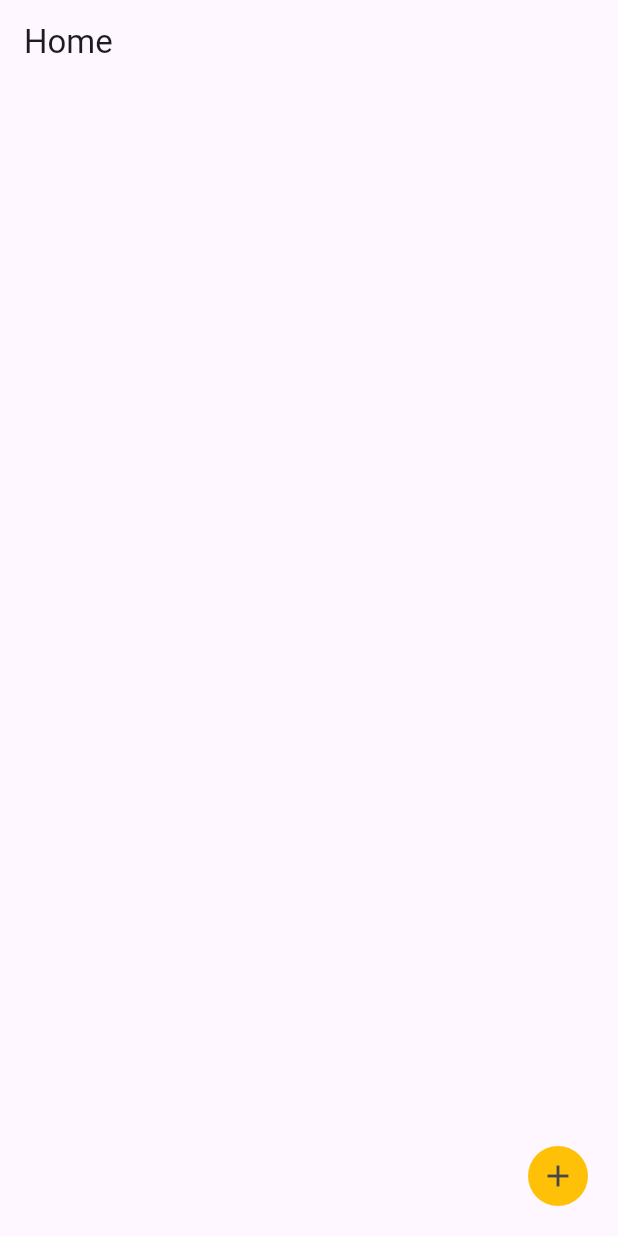
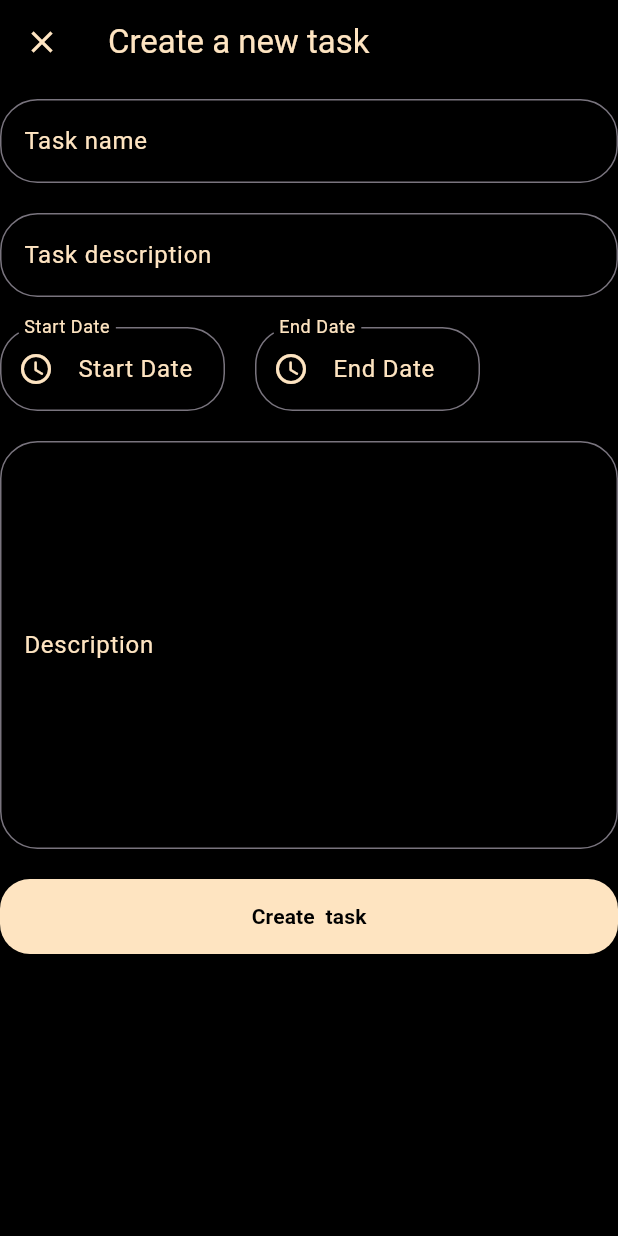
Before and after one commit to ohlegs/todo_app, a Flutter app: the screen it shows after launch, after a tap on the "add" icon, on a phone screen of 412 x 824 dp. Run offline on Flutter 3.47's test engine with Material 2 defaults, Android fonts, the phone set to English and light mode, and no system bars; our stand-ins replace bloc, flutter_bloc, hive_flutter; accounts and stored records are empty.

Commit message:
added CRUD, new list item, create new scree

```diff
--- a/lib/core/data/DBController.dart
+++ b/lib/core/data/DBController.dart
@@ -3,47 +3,49 @@ import 'package:project/core/data/model/Task.dart';
 import 'package:project/core/domain/DBControler_abstr.dart';
 export 'DBController.dart';
 
-DBController dbController = DBController();
+DBControllerImplements dbControllerImplements = DBControllerImplements();
 
-class DBController implements DBController_abstr {
-  Box<Task>? _box;
-
-  @override
-  Future<void> init() async {
-    await Hive.initFlutter();
-    Hive.registerAdapter(TaskAdapter());
-    _box = await Hive.openBox('tasks');
-  }
-
+class DBControllerImplements implements DBController_abstr {
   @override
   Future<void> close() async {
-    await _box?.close();
+    final box = await Hive.openBox<Task>('tasks');
+    await box.close();
   }
 
   @override
   Future<void> create(Task data) async {
-    await _box?.add(data);
+    final box = await Hive.openBox<Task>('tasks');
+    await box.add(data);
+    await box.close();
   }
 
   @override
   Future<Task?> read(int key) async {
-    final value = await _box?.get(key);
+    final box = await Hive.openBox<Task>('tasks');
+    final value = box.get(key);
+    await box.close();
     return value;
   }
 
   @override
   Future<List<Task>> getAll() async {
-    final value = _box?.values.toList();
-    return value ?? [];
+    final Box<Task> box = await Hive.openBox<Task>('tasks');
+    final value = box.values.toList();
+    await box.close();
+    return value;
   }
 
   @override
   Future<void> update(int key, Task newData) async {
-    return await _box?.put(key, newData);
+    final box = await Hive.openBox<Task>('tasks');
+    await box.put(key, newData);
+    await box.close();
   }
 
   @override
   Future<void> delete(int key) async {
-    await _box?.delete(key);
+    final box = await Hive.openBox<Task>('tasks');
+    await box.delete(key);
+    await box.close();
   }
 }
--- a/lib/core/domain/DBControler_abstr.dart
+++ b/lib/core/domain/DBControler_abstr.dart
@@ -1,7 +1,7 @@
 import 'package:project/core/data/model/Task.dart';
 
 abstract class DBController_abstr {
-  Future<void> init();
+  // Future<void> init();
   Future<void> close();
   Future<void> create(Task data);
   Future<Task?> read(int key);
--- a/lib/core/presentation/blocs/bloc/task_bloc.dart
+++ b/lib/core/presentation/blocs/bloc/task_bloc.dart
@@ -1,5 +1,7 @@
 import 'package:bloc/bloc.dart';
+import 'package:flutter_bloc/flutter_bloc.dart';
 import 'package:meta/meta.dart';
+import 'package:project/core/data/DBController.dart';
 import 'package:project/core/data/model/Task.dart';
 
 part 'task_event.dart';
@@ -10,5 +12,27 @@ class TaskBloc extends Bloc<TaskEvent, TaskState> {
     on<GetTaskEvent>((event, emit) {
       emit(TaskLoaded(taskList: event.allTasks));
     });
+    on<InitTaskEvent>((event, emit) async {
+      try {
+        final result = await dbControllerImplements.getAll();
+        print("WORK");
+        emit(TaskLoaded(taskList: result));
+      } catch (e) {
+        print(e);
+      }
+    });
+    on<AddNewTask>(
+      (event, emit) async {
+        dbControllerImplements.create(Task(
+            title: event.newTask.title,
+            description: event.newTask.description,
+            dateStart: DateTime.now(),
+            dateEnd: DateTime.now(),
+            statusCompleet: "123",
+            compleet: false,
+            price: 123));
+        add(InitTaskEvent());
+      },
+    );
   }
 }
--- a/lib/core/presentation/blocs/bloc/task_event.dart
+++ b/lib/core/presentation/blocs/bloc/task_event.dart
@@ -7,3 +7,12 @@ class GetTaskEvent extends TaskEvent {
   final List<Task> allTasks;
   GetTaskEvent({required this.allTasks});
 }
+
+class InitTaskEvent extends TaskEvent {
+  InitTaskEvent();
+}
+
+class AddNewTask extends TaskEvent {
+  Task newTask;
+  AddNewTask({required this.newTask});
+}
--- /dev/null
+++ b/lib/core/presentation/pages/CreateTask.dart
@@ -0,0 +1,102 @@
+import 'package:flutter/material.dart';
+import 'package:flutter_bloc/flutter_bloc.dart';
+import 'package:project/core/data/model/Task.dart';
+import 'package:project/core/presentation/blocs/bloc/task_bloc.dart';
+import 'package:project/core/presentation/widgets/CustomDataPicker.dart';
+import 'package:project/core/presentation/widgets/CustomElevatedButton.dart';
+import 'package:project/core/presentation/widgets/CustomTextField.dart';
+
+enum Priority { low, normal, hot }
+
+class CreateTask extends StatefulWidget {
+  const CreateTask({Key? key}) : super(key: key);
+
+  @override
+  _CreateTaskState createState() => _CreateTaskState();
+}
+
+class _CreateTaskState extends State<CreateTask> {
+  TextEditingController taskTitle = TextEditingController();
+  TextEditingController taskDescription = TextEditingController();
+  TextEditingController description = TextEditingController();
+  @override
+  Widget build(BuildContext context) {
+    return Scaffold(
+      backgroundColor: Colors.black,
+      body: CustomScrollView(
+        slivers: [
+          SliverAppBar(
+            backgroundColor: Colors.black,
+            leading: IconButton(
+              icon: const Icon(Icons.close, color: Color(0xFFfee4c1)),
+              onPressed: () {
+                _iconButton();
+              },
+            ),
+            title: const Text("Create a new task",
+                style: TextStyle(color: Color(0xFFfee4c1))),
+          ),
+          SliverToBoxAdapter(
+            child: Column(
+                crossAxisAlignment: CrossAxisAlignment.start,
+                children: <Widget>[
+                  CustomTextField(
+                    controller: taskTitle,
+                    margin: const EdgeInsets.only(top: 10),
+                    label: "Task name",
+                  ),
+                  CustomTextField(
+                    controller: taskDescription,
+                    margin: const EdgeInsets.only(top: 20),
+                    label: "Task description",
+                  ),
+                  Row(
+                    crossAxisAlignment: CrossAxisAlignment.center,
+                    children: [
+                      CustomDataPicker(
+                          label: "Start Date",
+                          margin: const EdgeInsets.only(top: 20)),
+                      CustomDataPicker(
+                          label: "End Date",
+                          margin: const EdgeInsets.only(left: 20, top: 20)),
+                    ],
+                  ),
+                  CustomTextField(
+                    controller: description,
+                    margin: const EdgeInsets.only(top: 20),
+                    label: "Description",
+                    height: 10,
+                  ),
+                  CustomElevatedButton(
+                    height: 50,
+                    callback: () {
+                      _customElevatedButton();
+                    },
+                    margin: const EdgeInsets.only(top: 20, bottom: 20),
+                    label: "Create  task",
+                    width: MediaQuery.of(context).size.width,
+                  )
+                ]),
+          )
+        ],
+      ),
+    );
+  }
+
+  _customElevatedButton() {
+    final bloc = BlocProvider.of<TaskBloc>(context);
+    bloc.add(AddNewTask(
+        newTask: Task(
+            title: taskTitle.text,
+            description: taskDescription.text,
+            dateStart: DateTime.now(),
+            dateEnd: DateTime.now(),
+            statusCompleet: "NULL",
+            compleet: false,
+            price: 150)));
+  }
+
+  _iconButton() {
+    Navigator.pop(context);
+  }
+}
--- a/lib/core/presentation/pages/Home.dart
+++ b/lib/core/presentation/pages/Home.dart
@@ -1,8 +1,15 @@
+import 'dart:math';
+
 import 'package:flutter/material.dart';
+import 'package:flutter/rendering.dart';
 import 'package:flutter_bloc/flutter_bloc.dart';
 import 'package:project/core/data/DBController.dart';
 import 'package:project/core/data/model/Task.dart';
+import 'package:project/core/presentation/Colors.dart';
 import 'package:project/core/presentation/blocs/bloc/task_bloc.dart';
+import 'package:project/core/presentation/widgets/CustomTextField.dart';
+import 'package:project/core/presentation/widgets/ListViewItem.dart';
+import 'package:project/core/routes/Route.dart';
 
 class Home extends StatefulWidget {
   const Home({Key? key}) : super(key: key);
@@ -12,34 +19,90 @@ class Home extends StatefulWidget {
 }
 
 class _HomeState extends State<Home> {
+  ScrollController scrollViewColtroller = ScrollController();
+  bool floatingActionButtonContent = false;
+
+  void dispose() {
+    scrollViewColtroller.dispose();
+    super.dispose();
+  }
+
   @override
   Widget build(BuildContext context) {
-    return BlocBuilder<TaskBloc, TaskState>(builder: (context, state) {
+    return BlocListener<TaskBloc, TaskState>(listener: (context, state) {
+      print(state.allTask.length);
+    }, child: BlocBuilder<TaskBloc, TaskState>(builder: (context, state) {
       return Scaffold(
-        // backgroundColor: black,
-        floatingActionButton: IconButton(
-          style: const ButtonStyle(
-              backgroundColor: MaterialStatePropertyAll(Colors.amber)),
-          icon: const Icon(Icons.add),
-          onPressed: () => onPressFloatingActionButton(state.allTask),
+        backgroundColor: AppColors.black,
+        floatingActionButton: FloatingActionButton(
+          child: const Icon(Icons.add),
+          onPressed: () {
+            _onPressFloatingActionButton();
+          },
         ),
-        appBar: AppBar(
-          title: const Text("Home"),
-        ),
-        body: ListView.builder(
-          itemCount: state.allTask.length,
-          itemBuilder: (context, index) => Text(state.allTask[index].title),
-        ),
+        body: NotificationListener(
+            onNotification: (ScrollNotification sctollInfo) {
+              _swithOnPressFloatingActionButtonContent(sctollInfo);
+              return true;
+            },
+            child: CustomScrollView(controller: scrollViewColtroller, slivers: [
+              SliverAppBar(
+                backgroundColor: AppColors.black,
+                centerTitle: true,
+                floating: true,
+                snap: true,
+                pinned: true,
+                actions: [
+                  Transform.rotate(
+                    angle: 90 * pi / 180,
+                    child: IconButton(
+                        onPressed: () {},
+                        icon: const Icon(
+                          color: AppColors.white,
+                          Icons.tune_rounded,
+                        )),
+                  )
+                ],
+                title: const Text(
+                    style: TextStyle(color: AppColors.white), "Home"),
+              ),
+              SliverList.builder(
+                itemCount: state.allTask.length,
+                itemBuilder: (context, index) =>
+                    ListViewItem(task: state.allTask[index]),
+              )
+            ])),
       );
-    });
+    }));
   }
 
-  void onPressFloatingActionButton(List<Task> allTask) {}
+  void _onPressFloatingActionButton() {
+    Navigator.pushNamed(context, Routes.createTask);
+  }
 
   @override
-  void initState() async {
+  void initState() {
+    super.initState();
+    scrollViewColtroller = ScrollController();
     final bloc = BlocProvider.of<TaskBloc>(context);
-    bloc.add(GetTaskEvent(allTasks: await dbController.getAll()));
-    super.initState();
+    bloc.add(InitTaskEvent());
+  }
+
+  _swithOnPressFloatingActionButtonContent(ScrollNotification scrollDirection) {
+    if (scrollViewColtroller.position.userScrollDirection ==
+        ScrollDirection.reverse) {
+      if (floatingActionButtonContent != true) {
+        setState(() {
+          floatingActionButtonContent = true;
+        });
+      }
+    } else if (scrollViewColtroller.position.userScrollDirection ==
+        ScrollDirection.reverse) {
+      if (floatingActionButtonContent != false) {
+        setState(() {
+          floatingActionButtonContent = false;
+        });
+      }
+    }
   }
 }
--- /dev/null
+++ b/lib/core/presentation/widgets/CustomDataPicker.dart
@@ -0,0 +1,64 @@
+import 'package:flutter/material.dart';
+
+class CustomDataPicker extends StatefulWidget {
+  String label;
+  State? state;
+  EdgeInsets? margin;
+  num? paddig;
+  int? height;
+
+  CustomDataPicker(
+      {Key? key,
+      this.height,
+      required this.label,
+      this.margin,
+      this.paddig,
+      this.state})
+      : super(key: key);
+
+  @override
+  _CustomDataPickerState createState() => _CustomDataPickerState();
+}
+
+class _CustomDataPickerState extends State<CustomDataPicker> {
+  @override
+  Widget build(BuildContext context) {
+    return Container(
+      margin: widget.margin,
+      width: 150,
+      child: TextFormField(
+        readOnly: true,
+        style: const TextStyle(color: Color(0xFFfee4c1)),
+        initialValue: widget.label,
+        decoration: InputDecoration(
+            labelStyle: const TextStyle(color: Color(0xFFfee4c1)),
+            focusedBorder: const OutlineInputBorder(
+              borderRadius: BorderRadius.all(Radius.circular(20)),
+              borderSide: BorderSide(color: Colors.white),
+            ),
+            label: Text(widget.label),
+            disabledBorder: const OutlineInputBorder(
+              borderRadius: BorderRadius.all(Radius.circular(20)),
+              borderSide: BorderSide(color: Colors.white),
+            ),
+            border: const OutlineInputBorder(
+                borderRadius: BorderRadius.all(Radius.circular(25))),
+            prefixIcon: IconButton(
+              onPressed: () {
+                _showDataPicker();
+              },
+              color: const Color(0xFFfee4c1),
+              icon: const Icon(Icons.schedule_rounded),
+            )),
+      ),
+    );
+  }
+
+  _showDataPicker() {
+    showDatePicker(
+        context: context,
+        initialDate: DateTime.now(),
+        firstDate: DateTime.now(),
+        lastDate: DateTime(2050));
+  }
+}
--- /dev/null
+++ b/lib/core/presentation/widgets/CustomElevatedButton.dart
@@ -0,0 +1,46 @@
+import 'package:flutter/material.dart';
+
+class CustomElevatedButton extends StatefulWidget {
+  String label;
+  Function? callback;
+  EdgeInsets? margin;
+  num? paddig;
+  double? height;
+  double width;
+  CustomElevatedButton(
+      {Key? key,
+      required this.width,
+      required this.label,
+      this.margin,
+      this.height,
+      this.paddig,
+      this.callback})
+      : super(key: key);
+
+  @override
+  _CustomElevatedButtonState createState() => _CustomElevatedButtonState();
+}
+
+class _CustomElevatedButtonState extends State<CustomElevatedButton> {
+  @override
+  Widget build(BuildContext context) {
+    return Container(
+      width: widget.width,
+      height: widget.height,
+      margin: widget.margin,
+      child: ElevatedButton(
+          style: const ButtonStyle(
+              shape: MaterialStatePropertyAll(RoundedRectangleBorder(
+                  borderRadius: BorderRadius.all(Radius.circular(20)))),
+              backgroundColor: MaterialStatePropertyAll(Color(0xFFfee4c1))),
+          onPressed: () {
+            widget.callback!();
+          },
+          child: Text(
+            widget.label,
+            style: const TextStyle(
+                color: Colors.black, fontWeight: FontWeight.bold),
+          )),
+    );
+  }
+}
--- /dev/null
+++ b/lib/core/presentation/widgets/CustomTextField.dart
@@ -0,0 +1,51 @@
+import 'package:flutter/material.dart';
+
+class CustomTextField extends StatefulWidget {
+  String label;
+  TextEditingController? controller;
+  EdgeInsets? margin;
+  num? paddig;
+  int? height;
+
+  CustomTextField(
+      {Key? key,
+      required this.label,
+      this.margin,
+      this.height,
+      this.paddig,
+      this.controller})
+      : super(key: key);
+
+  @override
+  _CustomTextFieldState createState() => _CustomTextFieldState();
+}
+
+class _CustomTextFieldState extends State<CustomTextField> {
+  @override
+  Widget build(BuildContext context) {
+    return Container(
+      margin: widget.margin,
+      child: TextFormField(
+        controller: widget.controller,
+        maxLines: widget.height,
+        cursorColor: const Color(0xFFfee4c1),
+        style: const TextStyle(color: Color(0xFFfee4c1)),
+        decoration: InputDecoration(
+          border: const OutlineInputBorder(
+              borderRadius: BorderRadius.all(Radius.circular(25))),
+          labelText: widget.label,
+          labelStyle: const TextStyle(color: Color(0xFFfee4c1)),
+          fillColor: const Color(0xFFfee4c1),
+          disabledBorder: const OutlineInputBorder(
+            borderRadius: BorderRadius.all(Radius.circular(20)),
+            borderSide: BorderSide(color: Colors.white),
+          ),
+          focusedBorder: const OutlineInputBorder(
+            borderRadius: BorderRadius.all(Radius.circular(20)),
+            borderSide: BorderSide(color: Colors.white),
+          ),
+        ),
+      ),
+    );
+  }
+}
--- a/lib/core/routes/Route.dart
+++ b/lib/core/routes/Route.dart
@@ -1,13 +1,16 @@
 import 'package:flutter/material.dart';
+import 'package:project/core/presentation/pages/CreateTask.dart';
 import 'package:project/core/presentation/pages/Home.dart';
 
 class Routes {
   static const String home = '/';
+  static const String createTask = '/createTask';
   static const String details = '/details';
 
   static Map<String, WidgetBuilder> getRoute() {
     return {
       home: (context) => const Home(),
+      createTask: (context) => const CreateTask(),
     };
   }
 }
--- a/lib/main.dart
+++ b/lib/main.dart
@@ -1,11 +1,15 @@
 import 'package:flutter/material.dart';
 import 'package:flutter_bloc/flutter_bloc.dart';
+import 'package:hive_flutter/adapters.dart';
 import 'package:project/core/data/DBController.dart';
+import 'package:project/core/data/model/Task.dart';
 import 'package:project/core/presentation/blocs/bloc/task_bloc.dart';
 import 'package:project/core/routes/Route.dart';
 
 void main() async {
-  dbController.init();
+  await Hive.initFlutter();
+  Hive.registerAdapter(TaskAdapter());
+
   runApp(const Main());
 }
 
```
Also changed, not shown: lib/core/presentation/Colors.dart (added, +11 -0 lines), lib/core/presentation/theme/Theme.dart (added, +7 -0 lines), lib/core/presentation/widgets/CustimLabelPrioryti.dart (added, +23 -0 lines), lib/core/presentation/widgets/ListViewItem.dart (added, +70 -0 lines).
